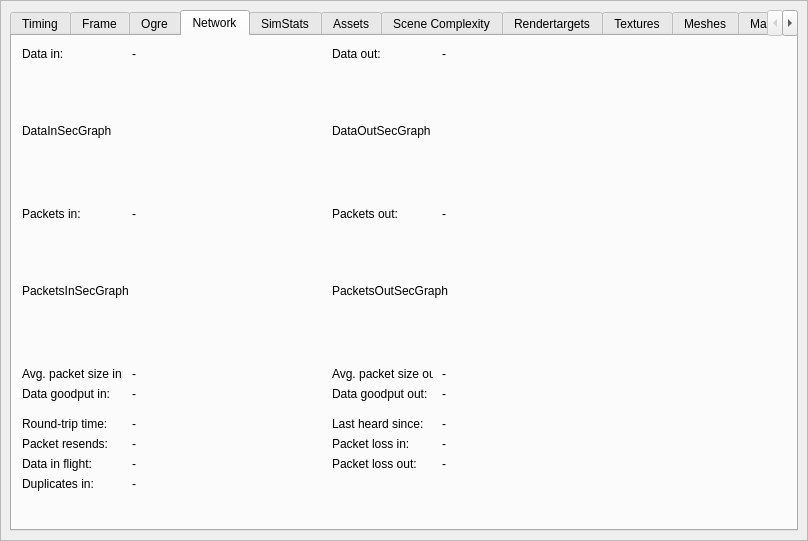
realXtend/tundra, file bin/data/ui/profiler.ui: the form before one commit.
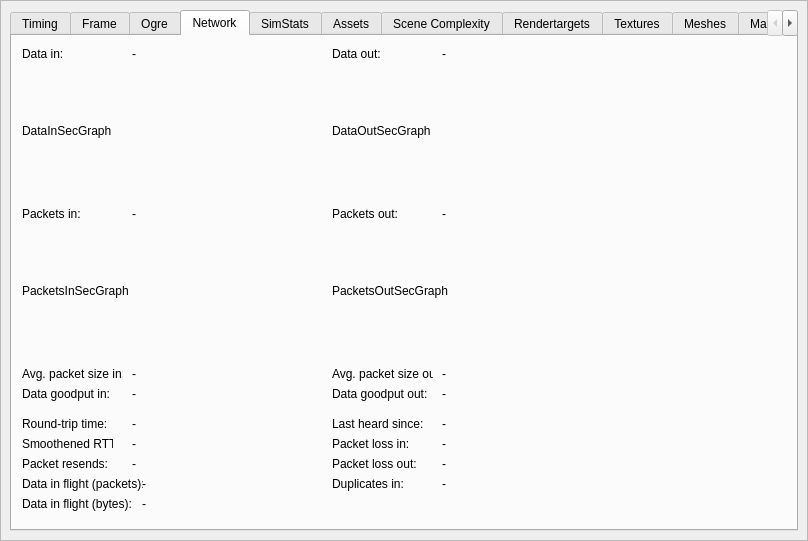
The form after the commit. The open tabs and pages were chosen to show the change.

Commit message: New stats for profiler network tab: RTT, smoothened RTT, last heard since, data in flight (packets & bytes)

```diff
--- a/bin/data/ui/profiler.ui
+++ b/bin/data/ui/profiler.ui
@@ -994,7 +994,7 @@
          <widget class="QLabel" name="label_46">
           <property name="geometry">
            <rect>
-            <x>10</x>
+            <x>320</x>
             <y>440</y>
             <width>121</width>
             <height>16</height>
@@ -1034,7 +1034,7 @@
           <property name="geometry">
            <rect>
             <x>120</x>
-            <y>400</y>
+            <y>420</y>
             <width>111</width>
             <height>16</height>
            </rect>
@@ -1072,8 +1072,8 @@
          <widget class="QLabel" name="labelDataInFlight">
           <property name="geometry">
            <rect>
-            <x>120</x>
-            <y>420</y>
+            <x>130</x>
+            <y>440</y>
             <width>111</width>
             <height>16</height>
            </rect>
@@ -1189,7 +1189,7 @@
          <widget class="QLabel" name="labelDuplicatesIn">
           <property name="geometry">
            <rect>
-            <x>120</x>
+            <x>430</x>
             <y>440</y>
             <width>111</width>
             <height>16</height>
@@ -1203,7 +1203,7 @@
           <property name="geometry">
            <rect>
             <x>10</x>
-            <y>400</y>
+            <y>420</y>
             <width>121</width>
             <height>16</height>
            </rect>
@@ -1216,13 +1216,13 @@
           <property name="geometry">
            <rect>
             <x>10</x>
-            <y>420</y>
+            <y>440</y>
             <width>121</width>
             <height>16</height>
            </rect>
           </property>
           <property name="text">
-           <string>Data in flight:</string>
+           <string>Data in flight (packets):</string>
           </property>
          </widget>
          <widget class="QLabel" name="labelPacketLossIn">
@@ -1251,6 +1251,58 @@
            <string>Avg. packet size out:</string>
           </property>
          </widget>
+         <widget class="QLabel" name="label_47">
+          <property name="geometry">
+           <rect>
+            <x>10</x>
+            <y>400</y>
+            <width>91</width>
+            <height>16</height>
+           </rect>
+          </property>
+          <property name="text">
+           <string>Smoothened RTT:</string>
+          </property>
+         </widget>
+         <widget class="QLabel" name="labelSmoothenedRoundTripTime">
+          <property name="geometry">
+           <rect>
+            <x>120</x>
+            <y>400</y>
+            <width>111</width>
+            <height>16</height>
+           </rect>
+          </property>
+          <property name="text">
+           <string>-</string>
+          </property>
+         </widget>
+         <widget class="QLabel" name="label_48">
+          <property name="geometry">
+           <rect>
+            <x>10</x>
+            <y>460</y>
+            <width>121</width>
+            <height>16</height>
+           </rect>
+          </property>
+          <property name="text">
+           <string>Data in flight (bytes):</string>
+          </property>
+         </widget>
+         <widget class="QLabel" name="labelDataInFlightBytes">
+          <property name="geometry">
+           <rect>
+            <x>130</x>
+            <y>460</y>
+            <width>111</width>
+            <height>16</height>
+           </rect>
+          </property>
+          <property name="text">
+           <string>-</string>
+          </property>
+         </widget>
         </widget>
         <widget class="QWidget" name="simstats">
          <attribute name="title">
```
Left out of the diff: 23 changed lines with no effect on the pictures. The commit also changes 3 other files.
